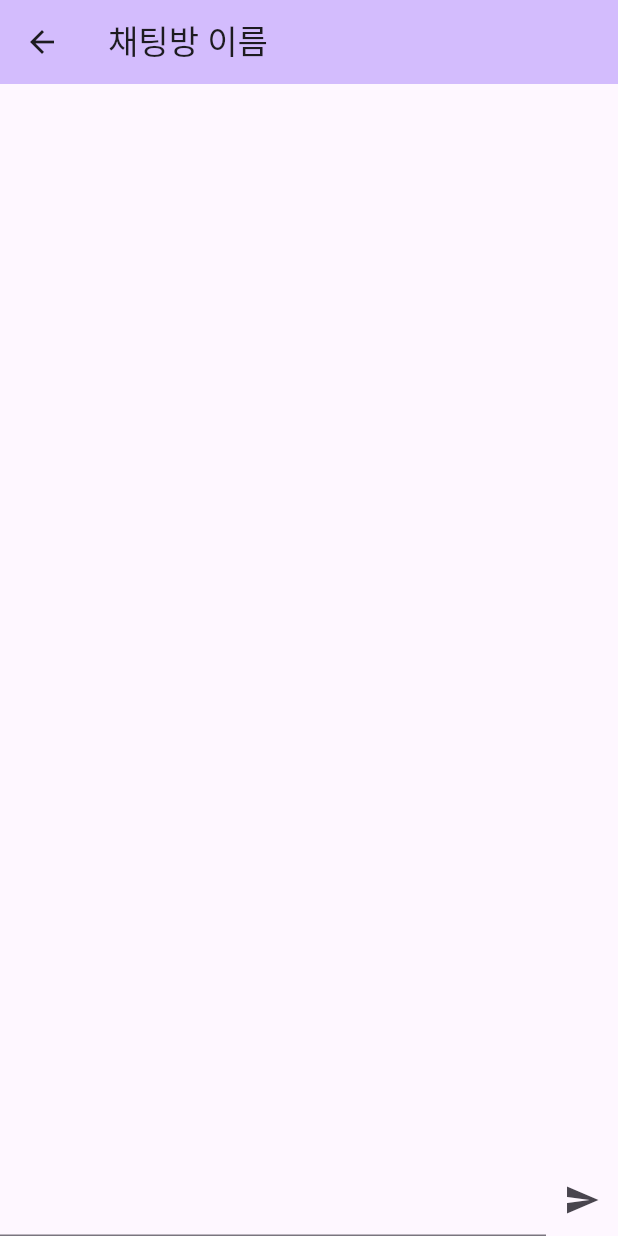
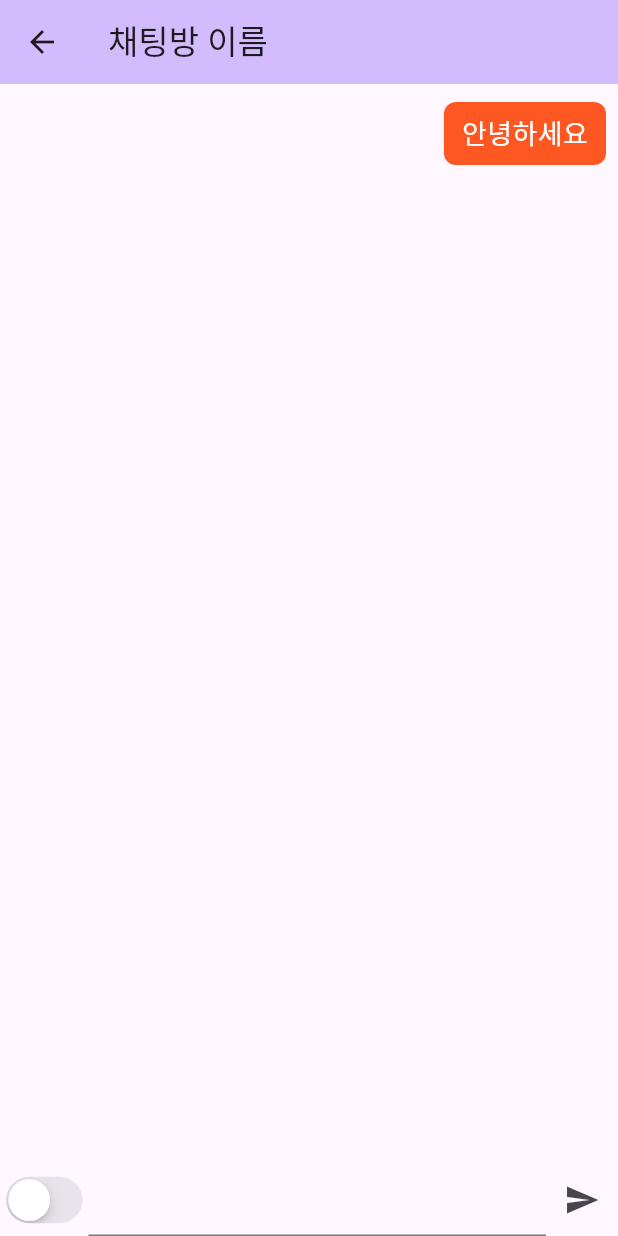
Before and after one commit to junni01kim/KakaoTalk_Chatbot_by_Flutter, a Flutter app: the ChatRoom screen opened directly, after a tap on the "send" icon, on a phone screen of 412 x 824 dp. Run offline on Flutter 3.47's test engine with Material 3 defaults, Android fonts, the phone set to English and light mode, and no system bars.

Commit message:
채팅방 디자인 완료

```diff
--- a/lib/chat_room/chat.dart
+++ b/lib/chat_room/chat.dart
@@ -1,7 +1,9 @@
 class Chat {
-  User user = User.ME;
-  String message = "";
+  User user;
+  String message;
   DateTime time = DateTime.now();
+
+  Chat(this.user, this.message);
 }
 
 enum User {
--- a/lib/chat_room/chat_room_body.dart
+++ b/lib/chat_room/chat_room_body.dart
@@ -1,9 +1,12 @@
+import 'package:flutter/cupertino.dart';
 import 'package:flutter/material.dart';
 
 import 'chat.dart';
 
 class ChatRoomBody extends StatefulWidget {
   final List<Chat> chats = [];
+
+  bool _isChecked = false;
 
   @override
   State<ChatRoomBody> createState() => _ChatRoomBody();
@@ -23,11 +26,20 @@ class _ChatRoomBody extends State<ChatRoomBody> {
             padding: const EdgeInsets.all(8),
             itemCount: widget.chats.length,
             itemBuilder: (context, index) {
-              return Container(
-                height: 150,
-                margin: const EdgeInsets.symmetric(vertical: 4),
-                color: index % 2 == 0 ? Colors.deepOrange : Colors.deepOrangeAccent,
-                child: Center(
+              return Align(
+                alignment: widget.chats[index].user == User.ME
+                    ? Alignment.centerRight
+                    : Alignment.centerLeft,
+                child: Container(
+                  margin: const EdgeInsets.symmetric(vertical: 4),
+                  padding: const EdgeInsets.symmetric(
+                      vertical: 8, horizontal: 12),
+                  decoration: BoxDecoration(
+                    color: index % 2 == 0
+                        ? Colors.deepOrange
+                        : Colors.deepOrangeAccent,
+                    borderRadius: BorderRadius.circular(8),
+                  ),
                   child: Text(
                     widget.chats[index].message,
                     style: const TextStyle(
@@ -46,12 +58,26 @@ class _ChatRoomBody extends State<ChatRoomBody> {
          */
         Row(
           children: [
+            CupertinoSwitch(
+              value: widget._isChecked,
+              onChanged: (bool? value) {
+                setState(() {
+                  widget._isChecked = value ?? false;
+                });
+              },
+            ),
             Expanded(
               child: TextField()
             ),
             IconButton(
                 icon: Icon(Icons.send),
-                onPressed: (){ /* TODO: 전송 기능 추가 */ },
+                onPressed: (){
+                  setState(() {
+                    !widget._isChecked
+                        ? widget.chats.add(Chat(User.ME, '안녕하세요'))
+                        : widget.chats.add(Chat(User.YOU, '안녕하세요2'));
+                  });
+                },
             )
           ],
         )
```
